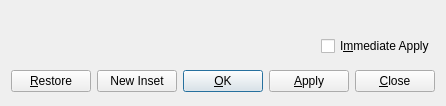
Before: the Qt Designer form src/frontends/qt4/ui/InsetParamsUi.ui in cburschka/lyx, drawn with Qt 5.
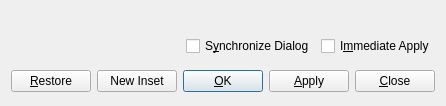
After: the same form once the commit is applied.

Commit message:
InsetParamsDialog: update the dialog settings on context change (on user request).
Fixes bug 7271.

Diff of the .ui file:
```diff
--- a/src/frontends/qt4/ui/InsetParamsUi.ui
+++ b/src/frontends/qt4/ui/InsetParamsUi.ui
@@ -39,7 +39,22 @@
     </spacer>
    </item>
    <item row="1" column="1">
-    <widget class="QCheckBox" name="synchronizedViewCB">
+    <layout class="QHBoxLayout" name="horizontalLayout">
+     <item>
+      <widget class="QCheckBox" name="synchronizedCB">
+       <property name="toolTip">
+        <string>Update dialog when moving context</string>
+       </property>
+       <property name="text">
+        <string>S&amp;ynchronize Dialog</string>
+       </property>
+      </widget>
+     </item>
+     <item>
+      <widget class="QCheckBox" name="immediateApplyCB">
+       <property name="toolTip">
+        <string>Apply settings immediately</string>
+       </property>
      <property name="layoutDirection">
       <enum>Qt::LeftToRight</enum>
      </property>
@@ -48,6 +63,8 @@
      </property>
     </widget>
    </item>
+    </layout>
+   </item>
    <item row="2" column="0" colspan="2">
     <layout class="QHBoxLayout">
      <property name="spacing">
```
Left out of the diff: 2 changed lines with no effect on the pictures. Lines whose indentation alone changed are shown as unchanged. The commit also changes 2 other files.
